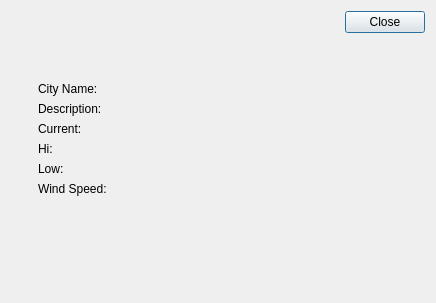
This is weatherdetaildialog.ui in mholyoak/SampleWeatherReport as Qt 5 draws it before an edit. The edited form follows.
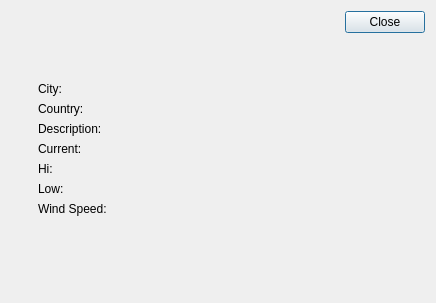
This is the edited form.

What changed in the file:
```diff
--- a/weatherdetaildialog.ui
+++ b/weatherdetaildialog.ui
@@ -58,7 +58,14 @@
             <item>
              <widget class="QLabel" name="label">
               <property name="text">
-               <string>City Name:</string>
+               <string>City:</string>
+              </property>
+             </widget>
+            </item>
+            <item>
+             <widget class="QLabel" name="label_2">
+              <property name="text">
+               <string>Country:</string>
               </property>
              </widget>
             </item>
```
Left out of the diff: 7 changed lines with no effect on the pictures.
